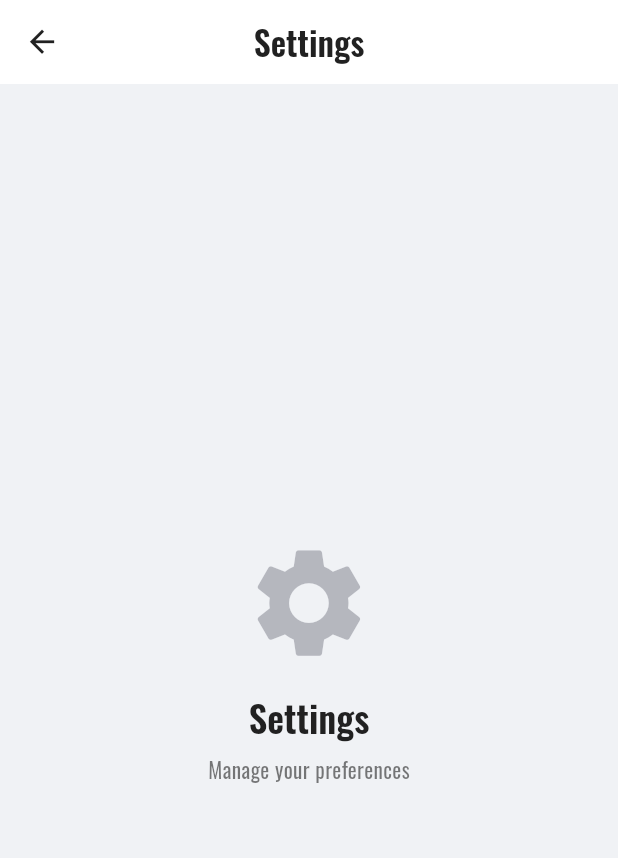
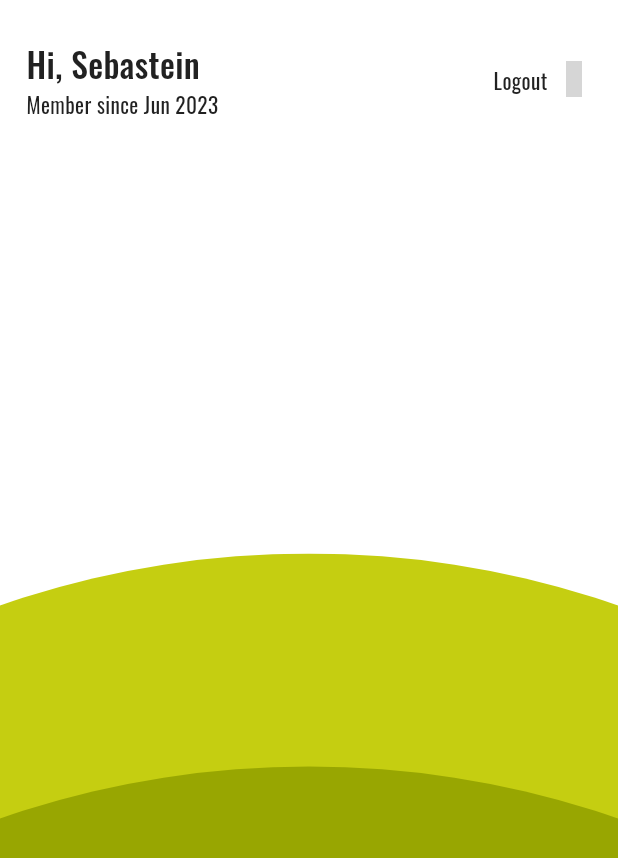
Before and after one commit to ahizaz/floorbot_mobile_app, a Flutter app: the SettingsTab screen opened directly, on a phone screen of 412 x 824 dp. Shown: the top 858 px of the screen. Run offline on Flutter 3.47's test engine with Material 3 defaults, Android fonts, the light colour scheme and no system bars; our stand-ins replace flutter_screenutil, flutter_svg, get, google_fonts, hugeicons; grey boxes are pictures that could not be loaded.

Commit message:
feat: Add settings background SVG and integrate it into SettingsTab

```diff
--- a/lib/app/core/utils/utils.dart
+++ b/lib/app/core/utils/utils.dart
@@ -1,4 +1,5 @@
 class Utils {
   static String svgAssets = 'assets/svgs';
   static String appLogo = '$svgAssets/app_logo.svg';
+  static String settingsBG = '$svgAssets/settings_bg.svg';
 }
--- a/lib/app/views/screens/settings/settings_tab.dart
+++ b/lib/app/views/screens/settings/settings_tab.dart
@@ -1,5 +1,11 @@
+import 'package:floor_bot_mobile/app/core/utils/themes/app_texts.dart';
+import 'package:floor_bot_mobile/app/core/utils/utils.dart';
 import 'package:flutter/material.dart';
 import 'package:flutter_screenutil/flutter_screenutil.dart';
+import 'package:flutter_svg/flutter_svg.dart';
+import 'package:get/get_core/src/get_main.dart';
+import 'package:get/get_navigation/src/extension_navigation.dart';
+import 'package:hugeicons/hugeicons.dart';
 
 class SettingsTab extends StatelessWidget {
   const SettingsTab({super.key});
@@ -9,39 +15,62 @@ class SettingsTab extends StatelessWidget {
     final theme = Theme.of(context);
 
     return Scaffold(
-      appBar: AppBar(
-        title: Text(
-          'Settings',
-          style: theme.textTheme.titleLarge?.copyWith(
-            fontWeight: FontWeight.w600,
-          ),
-        ),
-      ),
-      body: Center(
-        child: Column(
-          mainAxisAlignment: MainAxisAlignment.center,
-          children: [
-            Icon(
-              Icons.settings,
-              size: 80.w,
-              color: theme.colorScheme.primary.withOpacity(0.3),
-            ),
-            SizedBox(height: 16.h),
-            Text(
-              'Settings',
-              style: theme.textTheme.headlineSmall?.copyWith(
-                fontWeight: FontWeight.w600,
+      backgroundColor: Colors.white,
+      body: Stack(
+        children: [
+          Positioned(
+            top: 0,
+            left: 0,
+            right: 0,
+            child: Padding(
+              padding: EdgeInsets.symmetric(horizontal: 16.w, vertical: 16.h),
+              child: SizedBox(
+                height: 72.h,
+                width: Get.width,
+                child: Row(
+                  children: [
+                    Expanded(
+                      child: Column(
+                        mainAxisAlignment: MainAxisAlignment.center,
+                        crossAxisAlignment: CrossAxisAlignment.start,
+                        children: [
+                          Text(
+                            'Hi, Sebastein',
+                            style: AppTextsTheme.titleLarge,
+                          ),
+                          Text(
+                            'Member since Jun 2023',
+                            style: AppTextsTheme.bodyMedium,
+                          ),
+                        ],
+                      ),
+                    ),
+                    Expanded(
+                      child: Row(
+                        mainAxisAlignment: MainAxisAlignment.end,
+                        crossAxisAlignment: CrossAxisAlignment.center,
+                        children: [
+                          Text('Logout', style: AppTextsTheme.bodyMedium),
+                          SizedBox(width: 5.w),
+                          HugeIcon(
+                            icon: HugeIcons.strokeRoundedLogout01,
+                            color: Colors.red,
+                          ),
+                        ],
+                      ),
+                    ),
+                  ],
+                ),
               ),
             ),
-            SizedBox(height: 8.h),
-            Text(
-              'Manage your preferences',
-              style: theme.textTheme.bodyMedium?.copyWith(
-                color: theme.colorScheme.onSurface.withOpacity(0.6),
-              ),
-            ),
-          ],
-        ),
+          ),
+          Positioned(
+            bottom: 0,
+            left: 0,
+            right: 0,
+            child: SvgPicture.asset(Utils.settingsBG, fit: BoxFit.fill),
+          ),
+        ],
       ),
     );
   }
```
Also changed, not shown: assets/svgs/settings_bg.svg (added).
